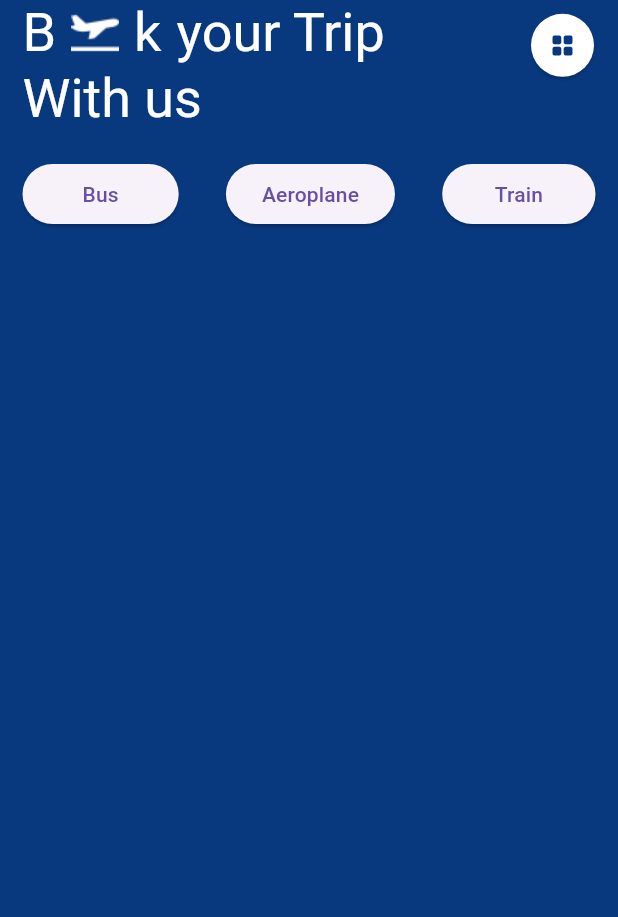
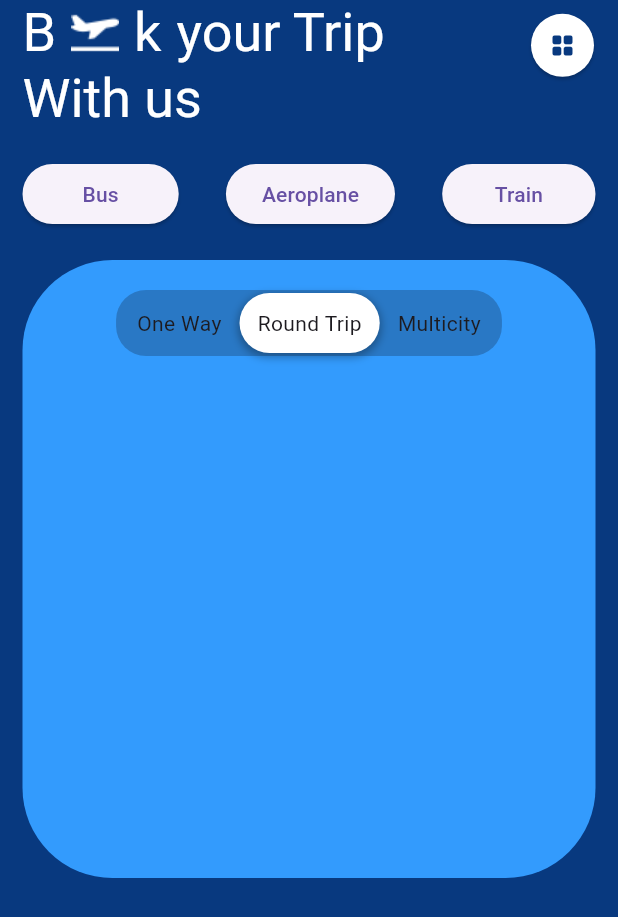
Before and after one commit to ahmetakay24/uplabs_ui_challenge_2_flutter, a Flutter app: the screen it shows after launch, on a phone screen of 412 x 824 dp. Shown: the top 917 px of the screen. Run offline on Flutter 3.47's test engine with Material 3 defaults, Android fonts, the phone set to English and light mode, and no system bars; drawn by our look-alikes of custom_sliding_segmented_control.

Commit message:
Ticket Finder Section Added

```diff
--- a/lib/core/core_utilities.dart
+++ b/lib/core/core_utilities.dart
@@ -2,4 +2,6 @@ import 'package:flutter/material.dart';
 
 class AppColors {
   final Color darkBlueColor = const Color.fromRGBO(8, 57, 127, 1);
+  final Color lightBlueColor = const Color.fromRGBO(51, 155, 253, 1);
+  final Color blueColor = const Color.fromRGBO(41, 120, 197, 1);
 }
--- a/lib/main.dart
+++ b/lib/main.dart
@@ -10,9 +10,10 @@ class MyApp extends StatelessWidget {
   @override
   Widget build(BuildContext context) {
     return MaterialApp(
+      debugShowCheckedModeBanner: false,
       title: 'Material App',
       theme: AppThemeData().themeData,
-      home: const MainScreen(),
+      home: MainScreen(),
     );
   }
 }
--- a/lib/screens/main_screen/main_screen_view.dart
+++ b/lib/screens/main_screen/main_screen_view.dart
@@ -1,8 +1,12 @@
+import 'package:custom_sliding_segmented_control/custom_sliding_segmented_control.dart';
+import 'package:flutter/cupertino.dart';
 import 'package:flutter/material.dart';
 import 'package:uplabs_ui_challenge_2_flutter/core/core_utilities.dart';
 
 class MainScreen extends StatelessWidget {
-  const MainScreen({super.key});
+  MainScreen({super.key});
+
+  final AppColors colors = AppColors();
 
   @override
   Widget build(BuildContext context) {
@@ -30,6 +34,53 @@ class MainScreen extends StatelessWidget {
                   child: const Text("Train"),
                 )
               ],
+            ),
+            Padding(
+              padding: const EdgeInsets.only(top: 20),
+              child: Container(
+                height: MediaQuery.of(context).size.height * 0.5,
+                width: MediaQuery.of(context).size.width,
+                decoration: BoxDecoration(color: colors.lightBlueColor, borderRadius: BorderRadius.circular(60)),
+                child: Column(
+                  children: [
+                    Padding(
+                      padding: const EdgeInsets.only(top: 20),
+                      child: CustomSlidingSegmentedControl<int>(
+                        initialValue: 2,
+                        children: const {
+                          1: Text('One Way'),
+                          2: Text('Round Trip'),
+                          3: Text('Multicity'),
+                        },
+                        decoration: BoxDecoration(
+                          color: colors.blueColor,
+                          borderRadius: BorderRadius.circular(20),
+                        ),
+                        thumbDecoration: BoxDecoration(
+                          color: Colors.white,
+                          borderRadius: BorderRadius.circular(20),
+                          boxShadow: [
+                            BoxShadow(
+                              color: Colors.black.withOpacity(.3),
+                              blurRadius: 4.0,
+                              spreadRadius: 1.0,
+                              offset: const Offset(
+                                0.0,
+                                2.0,
+                              ),
+                            ),
+                          ],
+                        ),
+                        duration: const Duration(milliseconds: 300),
+                        curve: Curves.easeInToLinear,
+                        onValueChanged: (v) {
+                          print(v);
+                        },
+                      ),
+                    )
+                  ],
+                ),
+              ),
             )
           ],
         ),
@@ -40,10 +91,12 @@ class MainScreen extends StatelessWidget {
 
 class CustomAppBar extends StatelessWidget implements PreferredSizeWidget {
   final BuildContext context;
-  const CustomAppBar({
+  CustomAppBar({
     super.key,
     required this.context,
   });
+
+  final AppColors colors = AppColors();
 
   @override
   Widget build(BuildContext context) {
@@ -93,7 +146,7 @@ class CustomAppBar extends StatelessWidget implements PreferredSizeWidget {
             onPressed: () {},
             style: ElevatedButton.styleFrom(
                 backgroundColor: Colors.white,
-                iconColor: AppColors().darkBlueColor,
+                iconColor: colors.darkBlueColor,
                 shape: const CircleBorder(),
                 padding: const EdgeInsets.all(12)),
             child: const Icon(
--- a/pubspec.yaml
+++ b/pubspec.yaml
@@ -36,8 +36,10 @@ dependencies:
   # Use with the CupertinoIcons class for iOS style icons.
   cupertino_icons: ^1.0.6
 
-  #BottomNavigationBar
-  floating_bottom_navigation_bar: ^1.5.2
+  #SegmentedButton
+  custom_sliding_segmented_control: ^1.8.3
+
+
 
 dev_dependencies:
   flutter_test:
```
Also changed, not shown: pubspec.lock.
